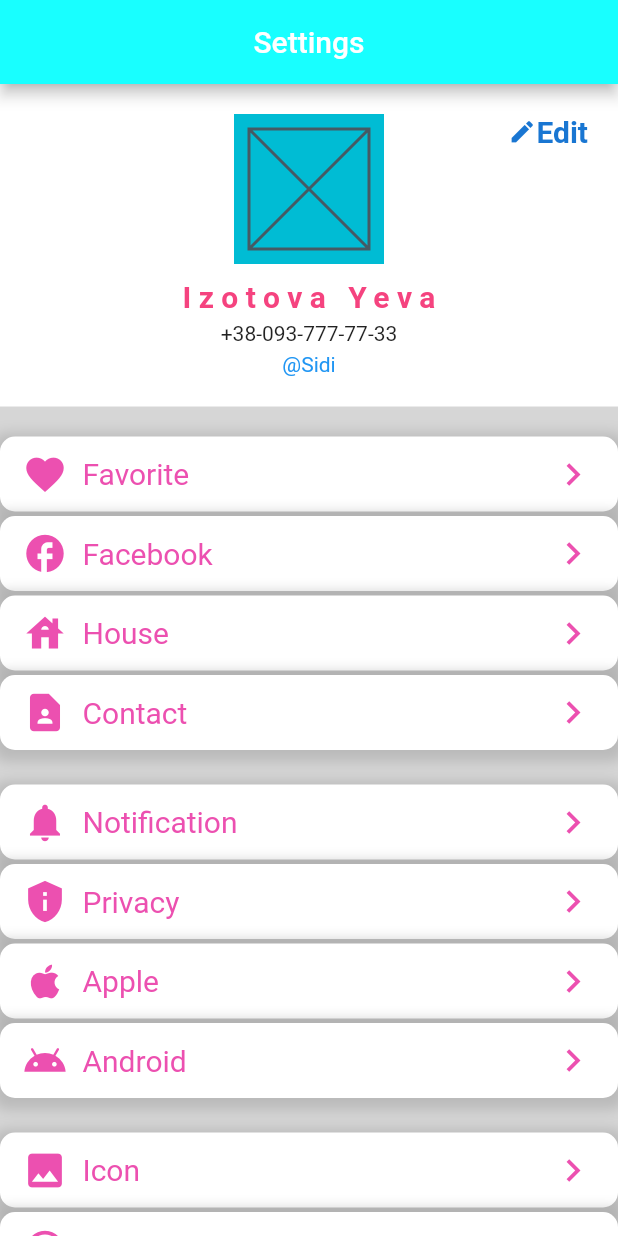
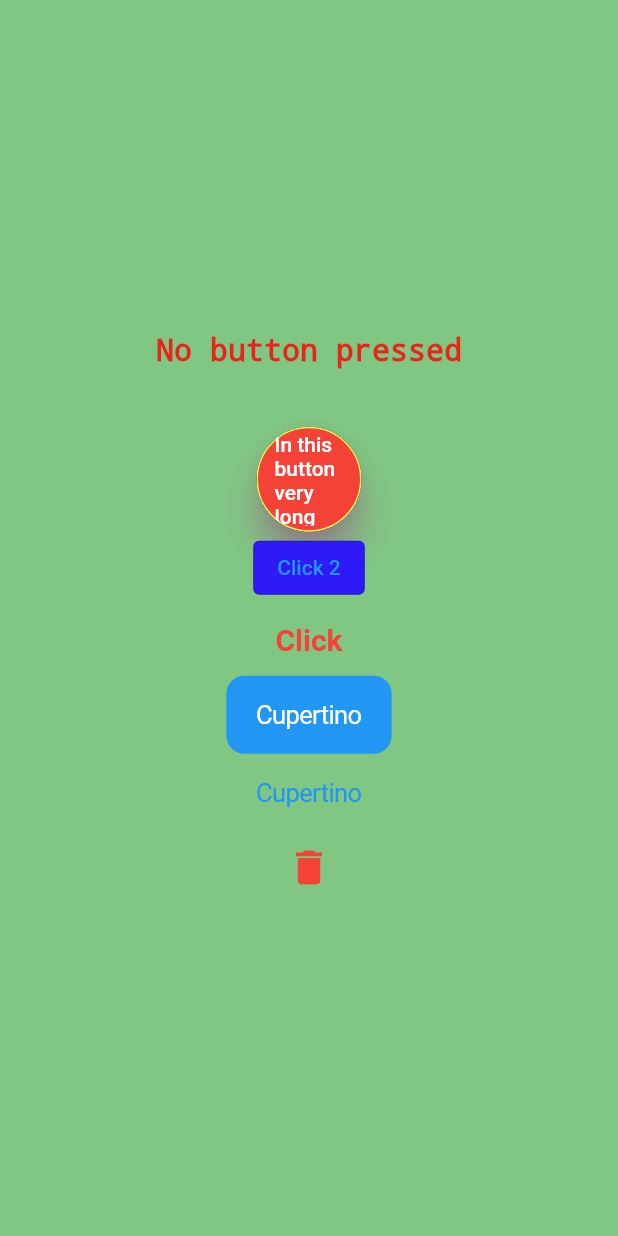
Before and after one commit to Che4891/firstFlutter, a Flutter app: the screen it shows after launch, on a phone screen of 412 x 824 dp. Run offline on Flutter 3.47's test engine with Material 2 defaults, Android fonts, the phone set to English and light mode, and no system bars.

Commit message:
added buttons informations

```diff
--- a/lib/widget/app.dart
+++ b/lib/widget/app.dart
@@ -1,5 +1,6 @@
 import 'package:flutter/material.dart';
 import 'package:flutter_application_777/widget/test_CustomSingleChildLayout.dart';
+import 'package:flutter_application_777/widget/test_buttons.dart';
 import 'package:flutter_application_777/widget/test_layout.dart';
 import 'package:flutter_application_777/widget/test_listView.dart';
 import 'package:flutter_application_777/widget/test_scroll.dart';
@@ -14,13 +15,14 @@ class App extends StatelessWidget {
   Widget build(BuildContext context) {
     // ignore: prefer_const_constructors
     return MaterialApp(
-      // home: const MyListViewScroll(),
+      home: MyTestButtons(),
+      // home: MyListViewScroll(),
       //  home: MyScrollWidget(), // simple scroll widget
       // home: MyStackWidget(), // Stack - стопка
       // home: MyCustomSingleChild(), // test flexible layout
       // home: MyTestLayout(), // test how works layout
       // home: City(),  // test how works array
-      home: UserProfile(),
+      // home: UserProfile(),
     );
   }
 }
--- /dev/null
+++ b/lib/widget/test_buttons.dart
@@ -0,0 +1,119 @@
+import 'package:flutter/cupertino.dart';
+import 'package:flutter/material.dart';
+import 'package:flutter/src/widgets/framework.dart';
+import 'package:flutter/src/widgets/placeholder.dart';
+
+class MyTestButtons extends StatefulWidget {
+  MyTestButtons({super.key});
+
+  @override
+  State<MyTestButtons> createState() => _MyTestButtonsState();
+}
+
+class _MyTestButtonsState extends State<MyTestButtons> {
+  String text = "No button pressed";
+
+  void clickButton() {
+    setState(() {
+          text = "The first button was pressed";
+    print("Click for first button");
+
+    });
+  }
+
+  void clickLongPress() {
+    setState(() {
+      print("Click for long time");
+    text = "Button stuck";
+    });
+  }
+
+  final style = ButtonStyle(
+      // Стили кнопок (Обичних)
+      backgroundColor: const MaterialStatePropertyAll(Colors.red), // фон
+      foregroundColor: const MaterialStatePropertyAll(Colors.white), // цвет текста
+      overlayColor: const MaterialStatePropertyAll(
+          Color.fromARGB(69, 76, 175, 79)), // фон при колике
+      shadowColor: const MaterialStatePropertyAll(
+          Color.fromARGB(255, 235, 97, 196)), // цвет фона
+      elevation: const MaterialStatePropertyAll(
+          10), // ефект поднятия над поверзностью (с помощью тени достигаеться)
+      padding: const MaterialStatePropertyAll(EdgeInsets.all(0)), // паддинги
+      minimumSize: MaterialStatePropertyAll(Size(70, 30)), // Минимальный размер
+      maximumSize:
+          MaterialStatePropertyAll(Size(70, 70)), // Мaксимальный размер
+      shape: MaterialStateProperty.all(// бордер и округление
+          RoundedRectangleBorder(
+              borderRadius: BorderRadius.circular(50.0),
+              side: BorderSide(color: Color.fromARGB(255, 214, 250, 86)))),
+      alignment: Alignment.topCenter,
+      visualDensity: VisualDensity(horizontal: 3, vertical: 1));
+
+  @override
+  Widget build(BuildContext context) {
+    return Center(
+      child: Container(
+        color: Colors.green[300],
+        width: double.infinity,
+        child: Column(
+          mainAxisAlignment: MainAxisAlignment.center,
+          children: [
+            Text(text, style: TextStyle(fontSize: 20, decoration: TextDecoration.none),),
+            SizedBox(height: 40,),
+            ElevatedButton(
+              clipBehavior: Clip.hardEdge, // Обрезает текст внутри
+              onLongPress: clickLongPress,
+              onPressed: clickButton,
+              child: Text('In this button very long text'),
+              style: style,
+            ),
+            OutlinedButton(
+              onPressed: () {
+                print('Click');
+              },
+              child: Text('Click 2'),
+              style: ButtonStyle(
+                  backgroundColor: MaterialStatePropertyAll<Color>(
+                      Color.fromARGB(255, 45, 26, 247))),
+            ),
+            TextButton(
+              style: TextButton.styleFrom(
+                textStyle: const TextStyle(fontSize: 20),
+              ),
+              onPressed: () {},
+              child: const Text(
+                'Click',
+                style:
+                    TextStyle(color: Colors.red, fontWeight: FontWeight.bold),
+              ),
+            ),
+            CupertinoButton.filled(
+                child: Text('Cupertino'),
+                onPressed: () {
+                  print('Cupertino');
+                }),
+            CupertinoButton(
+                child: Text('Cupertino'),
+                onPressed: () {
+                  print('Cupertino');
+                }),
+// you can adjust the width as you need
+            Material(
+              color: Colors.green[300],
+              child: IconButton(
+                  iconSize: 30,
+                  padding: EdgeInsets.all(5),
+                  alignment: Alignment.center,
+                  splashRadius: 28,
+                  color: Colors.red,
+                  splashColor: Colors.amber,
+                  highlightColor: Colors.blue,
+                  onPressed: () {},
+                  icon: const Icon(Icons.delete)),
+            )
+          ],
+        ),
+      ),
+    );
+  }
+}
```
